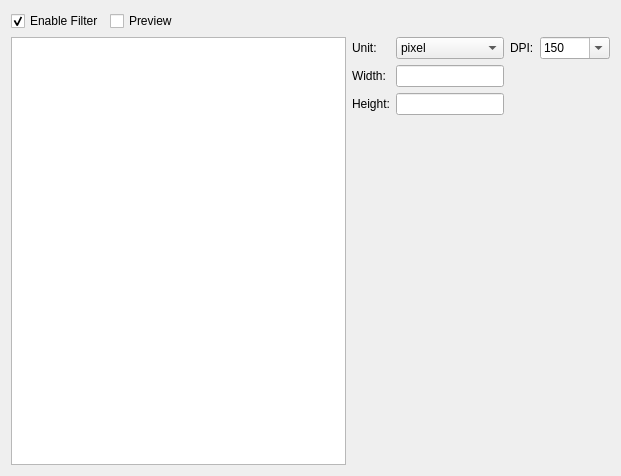
Qt form src/filter/scaling/scalingwidget.ui (ImageProcessing-ElectronicPublications/yasw) before a commit.
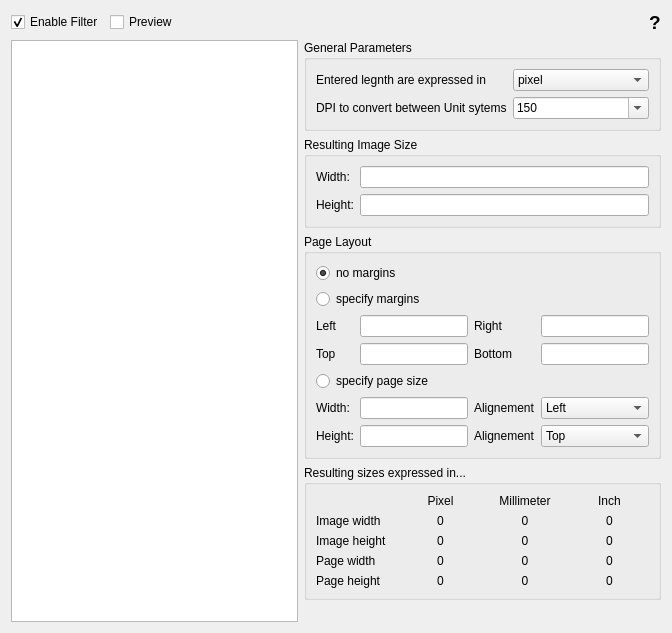
The same form after that commit. Custom widgets are drawn as their Qt base class.

The edit to the form file:
```diff
--- a/src/filter/scaling/scalingwidget.ui
+++ b/src/filter/scaling/scalingwidget.ui
@@ -6,14 +6,20 @@
    <rect>
     <x>0</x>
     <y>0</y>
-    <width>621</width>
-    <height>476</height>
+    <width>672</width>
+    <height>633</height>
    </rect>
   </property>
+  <property name="sizePolicy">
+   <sizepolicy hsizetype="Maximum" vsizetype="Maximum">
+    <horstretch>0</horstretch>
+    <verstretch>0</verstretch>
+   </sizepolicy>
+  </property>
   <property name="windowTitle">
    <string>Form</string>
   </property>
-  <layout class="QGridLayout" name="gridLayout_2" columnstretch="0,0,1,0">
+  <layout class="QGridLayout" name="gridLayout_6">
    <item row="0" column="0">
     <widget class="QCheckBox" name="enable">
      <property name="text">
@@ -34,7 +40,7 @@
      </property>
     </widget>
    </item>
-   <item row="0" column="2">
+   <item row="0" column="2" colspan="2">
     <spacer name="horizontalSpacer">
      <property name="orientation">
       <enum>Qt::Horizontal</enum>
@@ -47,95 +53,486 @@
      </property>
     </spacer>
    </item>
-   <item row="1" column="0" rowspan="2" colspan="3">
-    <widget class="BaseFilterGraphicsView" name="view"/>
+   <item row="0" column="4">
+    <widget class="QLabel" name="label">
+     <property name="sizePolicy">
+      <sizepolicy hsizetype="Maximum" vsizetype="Preferred">
+       <horstretch>0</horstretch>
+       <verstretch>0</verstretch>
+      </sizepolicy>
+     </property>
+     <property name="font">
+      <font>
+       <pointsize>14</pointsize>
+       <weight>75</weight>
+       <bold>true</bold>
+      </font>
+     </property>
+     <property name="toolTip">
+      <string>&lt;html&gt;&lt;head/&gt;&lt;body&gt;&lt;p&gt;With the scaling filter, you can define the size (Width and Height) of the final image. To do so, you have to define:&lt;br/&gt;- &lt;span style=&quot; font-weight:600;&quot;&gt;Width&lt;/span&gt; and &lt;span style=&quot; font-weight:600;&quot;&gt;height&lt;/span&gt; of the final image&lt;br/&gt;- &lt;span style=&quot; font-weight:600;&quot;&gt;Unit&lt;/span&gt; in which you specify the width and height&lt;br/&gt;- Resolution of the final image in Dots per Inch (&lt;span style=&quot; font-weight:600;&quot;&gt;DPI&lt;/span&gt;). This is used to convert between pixels, millimiter and inch.&lt;/p&gt;&lt;p&gt;The resulting image size is displayed in pixel, millimiter an inch.&lt;/p&gt;&lt;/body&gt;&lt;/html&gt;</string>
+     </property>
+     <property name="text">
+      <string>?</string>
+     </property>
+     <property name="textFormat">
+      <enum>Qt::AutoText</enum>
+     </property>
+     <property name="scaledContents">
+      <bool>false</bool>
+     </property>
+     <property name="alignment">
+      <set>Qt::AlignCenter</set>
+     </property>
+    </widget>
    </item>
-   <item row="1" column="3">
-    <layout class="QGridLayout" name="gridLayout" columnminimumwidth="0,100,0,70">
-     <item row="1" column="0">
-      <widget class="QLabel" name="labelWidth">
-       <property name="text">
-        <string>Width:</string>
-       </property>
-      </widget>
-     </item>
-     <item row="1" column="1">
-      <widget class="QLineEdit" name="imageWidth"/>
-     </item>
-     <item row="2" column="2" colspan="2">
-      <widget class="QLabel" name="calculatedHeight"/>
-     </item>
-     <item row="0" column="2">
-      <widget class="QLabel" name="labelDPI">
-       <property name="text">
-        <string>DPI:</string>
-       </property>
-      </widget>
-     </item>
-     <item row="2" column="0">
-      <widget class="QLabel" name="labelHeight">
-       <property name="text">
-        <string>Height:</string>
-       </property>
-      </widget>
-     </item>
-     <item row="1" column="2" colspan="2">
-      <widget class="QLabel" name="calculatedWidth"/>
-     </item>
-     <item row="0" column="3">
-      <widget class="QComboBox" name="dpi">
-       <property name="editable">
-        <bool>true</bool>
-       </property>
-       <item>
+   <item row="1" column="0" rowspan="5" colspan="3">
+    <widget class="BaseFilterGraphicsView" name="view">
+     <property name="sizePolicy">
+      <sizepolicy hsizetype="MinimumExpanding" vsizetype="Expanding">
+       <horstretch>0</horstretch>
+       <verstretch>0</verstretch>
+      </sizepolicy>
+     </property>
+    </widget>
+   </item>
+   <item row="1" column="3" colspan="2">
+    <widget class="QGroupBox" name="groupBox_3">
+     <property name="title">
+      <string>General Parameters</string>
+     </property>
+     <layout class="QGridLayout" name="gridLayout_5">
+      <item row="0" column="0">
+       <widget class="QLabel" name="labelUnit">
         <property name="text">
-         <string>150</string>
+         <string>Entered legnth are expressed in</string>
         </property>
-       </item>
-       <item>
+       </widget>
+      </item>
+      <item row="0" column="1">
+       <widget class="QComboBox" name="unit">
+        <item>
+         <property name="text">
+          <string>pixel</string>
+         </property>
+        </item>
+        <item>
+         <property name="text">
+          <string>milimeter</string>
+         </property>
+        </item>
+        <item>
+         <property name="text">
+          <string>inch</string>
+         </property>
+        </item>
+       </widget>
+      </item>
+      <item row="1" column="0">
+       <widget class="QLabel" name="labelUnit_2">
         <property name="text">
-         <string>300</string>
+         <string>DPI to convert between Unit sytems</string>
         </property>
-       </item>
-       <item>
+       </widget>
+      </item>
+      <item row="1" column="1">
+       <widget class="QComboBox" name="dpi">
+        <property name="editable">
+         <bool>true</bool>
+        </property>
+        <item>
+         <property name="text">
+          <string>150</string>
+         </property>
+        </item>
+        <item>
+         <property name="text">
+          <string>300</string>
+         </property>
+        </item>
+        <item>
+         <property name="text">
+          <string>600</string>
+         </property>
+        </item>
+       </widget>
+      </item>
+     </layout>
+    </widget>
+   </item>
+   <item row="2" column="3" colspan="2">
+    <widget class="QGroupBox" name="groupBox_4">
+     <property name="title">
+      <string>Resulting Image Size</string>
+     </property>
+     <layout class="QGridLayout" name="gridLayout">
+      <item row="0" column="0">
+       <widget class="QLabel" name="labelWidth">
         <property name="text">
-         <string>600</string>
+         <string>Width:</string>
         </property>
-       </item>
-      </widget>
-     </item>
-     <item row="2" column="1">
-      <widget class="QLineEdit" name="imageHeight"/>
-     </item>
-     <item row="0" column="1">
-      <widget class="QComboBox" name="unit">
-       <item>
+       </widget>
+      </item>
+      <item row="0" column="1">
+       <widget class="QLineEdit" name="imageWidth"/>
+      </item>
+      <item row="1" column="0">
+       <widget class="QLabel" name="labelHeight">
         <property name="text">
-         <string>pixel</string>
+         <string>Height:</string>
         </property>
-       </item>
-       <item>
+       </widget>
+      </item>
+      <item row="1" column="1">
+       <widget class="QLineEdit" name="imageHeight"/>
+      </item>
+     </layout>
+    </widget>
+   </item>
+   <item row="3" column="3" colspan="2">
+    <widget class="QGroupBox" name="groupBox_2">
+     <property name="title">
+      <string>Page Layout</string>
+     </property>
+     <layout class="QGridLayout" name="gridLayout_4">
+      <item row="0" column="0" colspan="3">
+       <widget class="QRadioButton" name="noMarginLayout">
         <property name="text">
-         <string>milimeter</string>
+         <string>no margins</string>
         </property>
-       </item>
-       <item>
+        <property name="checked">
+         <bool>true</bool>
+        </property>
+       </widget>
+      </item>
+      <item row="1" column="0" colspan="3">
+       <widget class="QRadioButton" name="marginLayout">
         <property name="text">
-         <string>inch</string>
+         <string>specify margins</string>
         </property>
-       </item>
-      </widget>
-     </item>
-     <item row="0" column="0">
-      <widget class="QLabel" name="labelUnit">
-       <property name="text">
-        <string>Unit:</string>
-       </property>
-      </widget>
-     </item>
-    </layout>
+       </widget>
+      </item>
+      <item row="2" column="0">
+       <widget class="QLabel" name="labelLeft">
+        <property name="text">
+         <string>Left</string>
+        </property>
+       </widget>
+      </item>
+      <item row="2" column="1">
+       <widget class="QLineEdit" name="leftMargin"/>
+      </item>
+      <item row="2" column="2">
+       <widget class="QLabel" name="labelRight">
+        <property name="text">
+         <string>Right</string>
+        </property>
+       </widget>
+      </item>
+      <item row="2" column="3">
+       <widget class="QLineEdit" name="rightMargin"/>
+      </item>
+      <item row="3" column="0">
+       <widget class="QLabel" name="labelTop">
+        <property name="text">
+         <string>Top</string>
+        </property>
+       </widget>
+      </item>
+      <item row="3" column="1">
+       <widget class="QLineEdit" name="topMargin"/>
+      </item>
+      <item row="3" column="2">
+       <widget class="QLabel" name="labelBottom">
+        <property name="text">
+         <string>Bottom</string>
+        </property>
+       </widget>
+      </item>
+      <item row="3" column="3">
+       <widget class="QLineEdit" name="bottomMargin"/>
+      </item>
+      <item row="4" column="0" colspan="3">
+       <widget class="QRadioButton" name="pageLayout">
+        <property name="text">
+         <string>specify page size</string>
+        </property>
+       </widget>
+      </item>
+      <item row="5" column="0">
+       <widget class="QLabel" name="labelWidth_10">
+        <property name="text">
+         <string>Width:</string>
+        </property>
+       </widget>
+      </item>
+      <item row="5" column="1">
+       <widget class="QLineEdit" name="pageWidth"/>
+      </item>
+      <item row="5" column="2">
+       <widget class="QLabel" name="labelAlign_2">
+        <property name="text">
+         <string>Alignement</string>
+        </property>
+       </widget>
+      </item>
+      <item row="5" column="3">
+       <widget class="QComboBox" name="horizontalAlignment">
+        <item>
+         <property name="text">
+          <string>Left</string>
+         </property>
+        </item>
+        <item>
+         <property name="text">
+          <string>Center</string>
+         </property>
+        </item>
+        <item>
+         <property name="text">
+          <string>Right</string>
+         </property>
+        </item>
+       </widget>
+      </item>
+      <item row="6" column="0">
+       <widget class="QLabel" name="labelHeight_4">
+        <property name="text">
+         <string>Height:</string>
+        </property>
+       </widget>
+      </item>
+      <item row="6" column="1">
+       <widget class="QLineEdit" name="pageHeight"/>
+      </item>
+      <item row="6" column="2">
+       <widget class="QLabel" name="labelAlign">
+        <property name="text">
+         <string>Alignement</string>
+        </property>
+       </widget>
+      </item>
+      <item row="6" column="3">
+       <widget class="QComboBox" name="verticalAlignment">
+        <item>
+         <property name="text">
+          <string>Top</string>
+         </property>
+        </item>
+        <item>
+         <property name="text">
+          <string>Center</string>
+         </property>
+        </item>
+        <item>
+         <property name="text">
+          <string>Bottom</string>
+         </property>
+        </item>
+       </widget>
+      </item>
+     </layout>
+    </widget>
    </item>
-   <item row="2" column="3">
+   <item row="4" column="3" colspan="2">
+    <widget class="QGroupBox" name="groupBox">
+     <property name="title">
+      <string>Resulting sizes expressed in...</string>
+     </property>
+     <layout class="QGridLayout" name="gridLayout_2">
+      <item row="0" column="1">
+       <widget class="QLabel" name="labelWidth_3">
+        <property name="text">
+         <string>Pixel</string>
+        </property>
+        <property name="alignment">
+         <set>Qt::AlignCenter</set>
+        </property>
+       </widget>
+      </item>
+      <item row="0" column="2">
+       <widget class="QLabel" name="labelWidth_4">
+        <property name="text">
+         <string>Millimeter</string>
+        </property>
+        <property name="alignment">
+         <set>Qt::AlignCenter</set>
+        </property>
+       </widget>
+      </item>
+      <item row="0" column="3">
+       <widget class="QLabel" name="labelWidth_5">
+        <property name="text">
+         <string>Inch</string>
+        </property>
+        <property name="alignment">
+         <set>Qt::AlignCenter</set>
+        </property>
+       </widget>
+      </item>
+      <item row="1" column="0">
+       <widget class="QLabel" name="labelWidth_2">
+        <property name="text">
+         <string>Image width</string>
+        </property>
+        <property name="alignment">
+         <set>Qt::AlignLeading|Qt::AlignLeft|Qt::AlignVCenter</set>
+        </property>
+       </widget>
+      </item>
+      <item row="1" column="1">
+       <widget class="QLabel" name="pixelImageWidth">
+        <property name="text">
+         <string>0</string>
+        </property>
+        <property name="alignment">
+         <set>Qt::AlignCenter</set>
+        </property>
+       </widget>
+      </item>
+      <item row="1" column="2">
+       <widget class="QLabel" name="millimeterImageWidth">
+        <property name="text">
+         <string>0</string>
+        </property>
+        <property name="alignment">
+         <set>Qt::AlignCenter</set>
+        </property>
+       </widget>
+      </item>
+      <item row="1" column="3">
+       <widget class="QLabel" name="inchImageWidth">
+        <property name="text">
+         <string>0</string>
+        </property>
+        <property name="alignment">
+         <set>Qt::AlignCenter</set>
+        </property>
+       </widget>
+      </item>
+      <item row="2" column="0">
+       <widget class="QLabel" name="labelHeight_2">
+        <property name="text">
+         <string>Image height</string>
+        </property>
+        <property name="alignment">
+         <set>Qt::AlignLeading|Qt::AlignLeft|Qt::AlignVCenter</set>
+        </property>
+       </widget>
+      </item>
+      <item row="2" column="1">
+       <widget class="QLabel" name="pixelImageHeight">
+        <property name="text">
+         <string>0</string>
+        </property>
+        <property name="alignment">
+         <set>Qt::AlignCenter</set>
+        </property>
+       </widget>
+      </item>
+      <item row="2" column="2">
+       <widget class="QLabel" name="millimeterImageHeight">
+        <property name="text">
+         <string>0</string>
+        </property>
+        <property name="alignment">
+         <set>Qt::AlignCenter</set>
+        </property>
+       </widget>
+      </item>
+      <item row="2" column="3">
+       <widget class="QLabel" name="inchImageHeight">
+        <property name="text">
+         <string>0</string>
+        </property>
+        <property name="alignment">
+         <set>Qt::AlignCenter</set>
+        </property>
+       </widget>
+      </item>
+      <item row="3" column="0">
+       <widget class="QLabel" name="labelWidth_11">
+        <property name="text">
+         <string>Page width</string>
+        </property>
+        <property name="alignment">
+         <set>Qt::AlignLeading|Qt::AlignLeft|Qt::AlignVCenter</set>
+        </property>
+       </widget>
+      </item>
+      <item row="3" column="1">
+       <widget class="QLabel" name="pixelPageWidth">
+        <property name="text">
+         <string>0</string>
+        </property>
+        <property name="alignment">
+         <set>Qt::AlignCenter</set>
+        </property>
+       </widget>
+      </item>
+      <item row="3" column="2">
+       <widget class="QLabel" name="millimeterPageWidth">
+        <property name="text">
+         <string>0</string>
+        </property>
+        <property name="alignment">
+         <set>Qt::AlignCenter</set>
+        </property>
+       </widget>
+      </item>
+      <item row="3" column="3">
+       <widget class="QLabel" name="inchPageWidth">
+        <property name="text">
+         <string>0</string>
+        </property>
+        <property name="alignment">
+         <set>Qt::AlignCenter</set>
+        </property>
+       </widget>
+      </item>
+      <item row="4" column="0">
+       <widget class="QLabel" name="labelWidth_12">
+        <property name="text">
+         <string>Page height</string>
+        </property>
+        <property name="alignment">
+         <set>Qt::AlignLeading|Qt::AlignLeft|Qt::AlignVCenter</set>
+        </property>
+       </widget>
+      </item>
+      <item row="4" column="1">
+       <widget class="QLabel" name="pixelPageHeight">
+        <property name="text">
+         <string>0</string>
+        </property>
+        <property name="alignment">
+         <set>Qt::AlignCenter</set>
+        </property>
+       </widget>
+      </item>
+      <item row="4" column="2">
+       <widget class="QLabel" name="millimeterPageHeight">
+        <property name="text">
+         <string>0</string>
+        </property>
+        <property name="alignment">
+         <set>Qt::AlignCenter</set>
+        </property>
+       </widget>
+      </item>
+      <item row="4" column="3">
+       <widget class="QLabel" name="inchPageHeight">
+        <property name="text">
+         <string>0</string>
+        </property>
+        <property name="alignment">
+         <set>Qt::AlignCenter</set>
+        </property>
+       </widget>
+      </item>
+     </layout>
+    </widget>
+   </item>
+   <item row="5" column="3">
     <spacer name="verticalSpacer">
      <property name="orientation">
       <enum>Qt::Vertical</enum>
```
Left out of the diff: 198 changed lines with no effect on the pictures.
